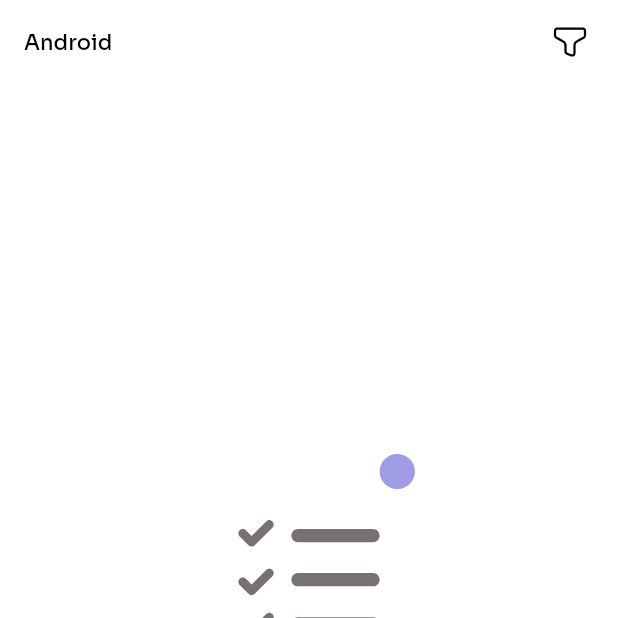
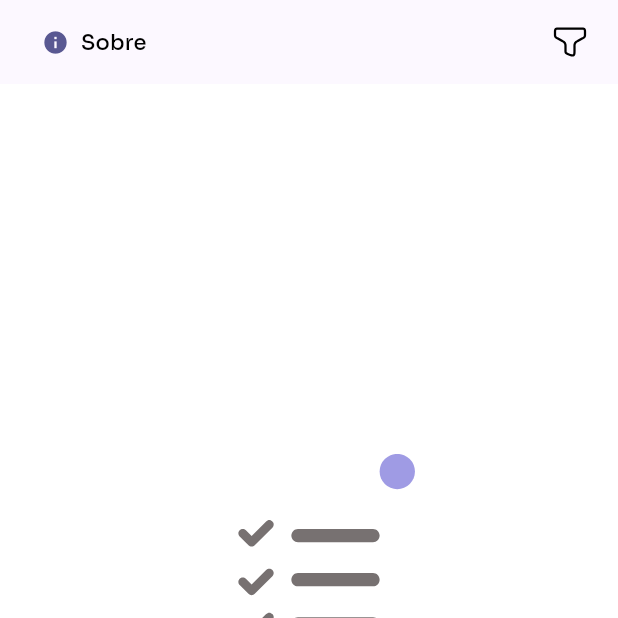
Before and after one commit to mayrazan/av2-flutter, a Flutter app: the screen it shows after launch, on a phone screen of 412 x 824 dp, the top half of it. Run offline on Flutter 3.47's test engine with Material 3 defaults, Android fonts, the phone set to English and light mode, and no system bars; our stand-ins replace flutter_bloc, flutter_svg, shared_preferences, table_calendar.

```diff
--- a/lib/components/custom_app_bar.dart
+++ b/lib/components/custom_app_bar.dart
@@ -50,3 +50,38 @@ class CustomAppBar extends StatelessWidget implements PreferredSizeWidget {
   @override
   Size get preferredSize => const Size.fromHeight(kToolbarHeight);
 }
+
+class CustomAppBarWithCustomTitle extends CustomAppBar {
+  final IconData? buttonIcon;
+  final VoidCallback? onTitleIconPressed;
+
+  const CustomAppBarWithCustomTitle(
+      {super.key,
+      required String title,
+      bool showBackArrow = false,
+      Color? backgroundColor,
+      List<Widget>? actionWidgets,
+      this.buttonIcon,
+      this.onTitleIconPressed})
+      : super(
+            title: title,
+            showBackArrow: showBackArrow,
+            backgroundColor: backgroundColor,
+            actionWidgets: actionWidgets);
+
+  @override
+  Widget build(BuildContext context) {
+    return AppBar(
+      backgroundColor: backgroundColor,
+      automaticallyImplyLeading: false,
+      elevation: 0,
+      actions: actionWidgets,
+      title: TextButton.icon(
+        icon: Icon(buttonIcon),
+        label: buildText(title, kBlackColor, textMedium, FontWeight.w500,
+            TextAlign.start, TextOverflow.clip),
+        onPressed: onTitleIconPressed,
+      ),
+    );
+  }
+}
--- a/lib/routes/app_router.dart
+++ b/lib/routes/app_router.dart
@@ -2,6 +2,7 @@ import 'package:flutter/material.dart';
 import 'package:imake/routes/pages.dart';
 import 'package:imake/splash_screen.dart';
 import 'package:imake/tasks/data/local/model/task_model.dart';
+import 'package:imake/tasks/presentation/pages/about_screen.dart';
 import 'package:imake/tasks/presentation/pages/new_task_screen.dart';
 import 'package:imake/tasks/presentation/pages/tasks_screen.dart';
 import 'package:imake/tasks/presentation/pages/update_task_screen.dart';
@@ -27,6 +28,10 @@ Route onGenerateRoute(RouteSettings routeSettings) {
       return MaterialPageRoute(
         builder: (context) => const TasksScreen(),
       );
+    case Pages.about:
+      return MaterialPageRoute(
+        builder: (context) => const AboutScreen(),
+      );
     default:
       return MaterialPageRoute(
         builder: (context) => const PageNotFound(),
--- a/lib/tasks/presentation/pages/tasks_screen.dart
+++ b/lib/tasks/presentation/pages/tasks_screen.dart
@@ -42,9 +42,12 @@ class _TasksScreenState extends State<TasksScreen> {
         child: ScaffoldMessenger(
             child: Scaffold(
           backgroundColor: kWhiteColor,
-          appBar: CustomAppBar(
-            title: 'Android',
-            showBackArrow: false,
+          appBar: CustomAppBarWithCustomTitle(
+            title: 'Sobre',
+            buttonIcon: Icons.info,
+            onTitleIconPressed: () {
+              Navigator.pushNamed(context, Pages.about);
+            },
             actionWidgets: [
               PopupMenuButton<int>(
                 shape: RoundedRectangleBorder(
```
Also changed, not shown: lib/tasks/presentation/pages/about_screen.dart (added, +38 -0 lines), 1 other file.
